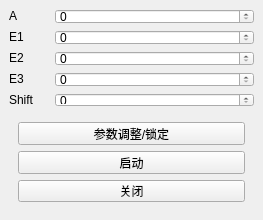
Above: assets/main.ui from TaoChenyue/DengLong before the change. Below: the same form after it.
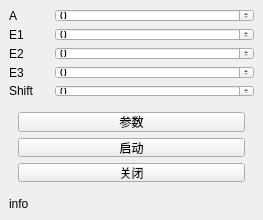
That is the form after the change. Icons and pictures are not drawn.

The edit to the form file:
```diff
--- a/assets/main.ui
+++ b/assets/main.ui
@@ -287,7 +287,7 @@
        <item>
         <widget class="QPushButton" name="Block">
          <property name="text">
-          <string>参数调整/锁定</string>
+          <string>参数</string>
          </property>
         </widget>
        </item>
@@ -314,6 +314,13 @@
       </layout>
      </widget>
     </item>
+    <item>
+     <widget class="QLabel" name="info">
+      <property name="text">
+       <string>info</string>
+      </property>
+     </widget>
+    </item>
    </layout>
   </widget>
  </widget>
```
Left out of the diff: 8 changed lines with no effect on the pictures.
